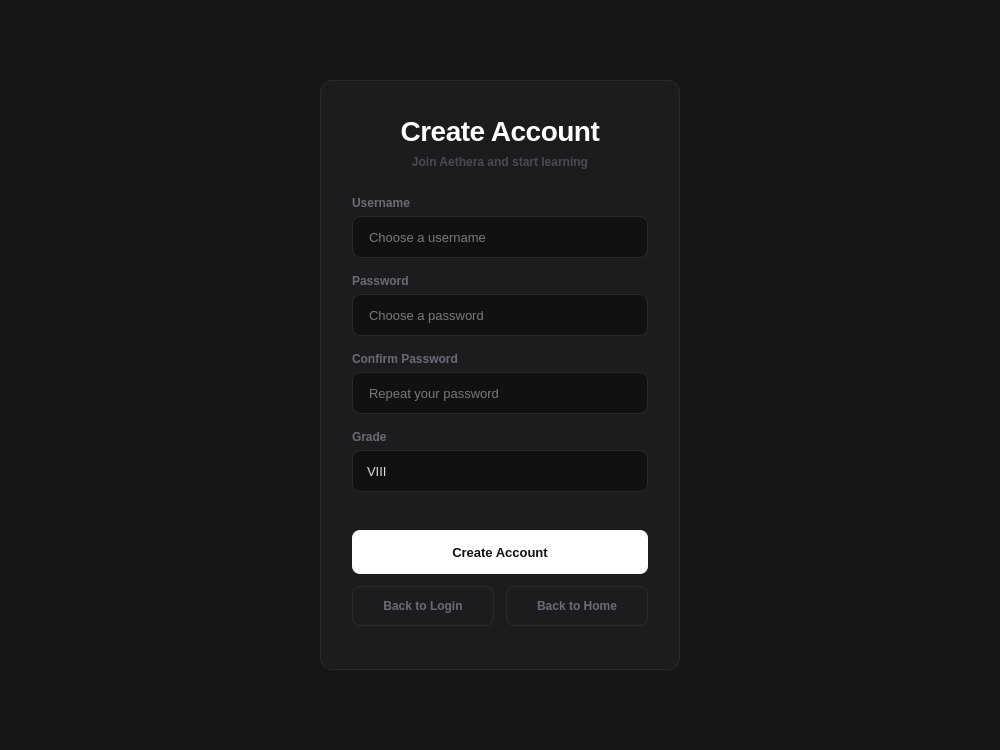
Before: the Qt Designer form src/ui/register/register.ui in DIDimov24/Aethera, drawn with Qt 5.
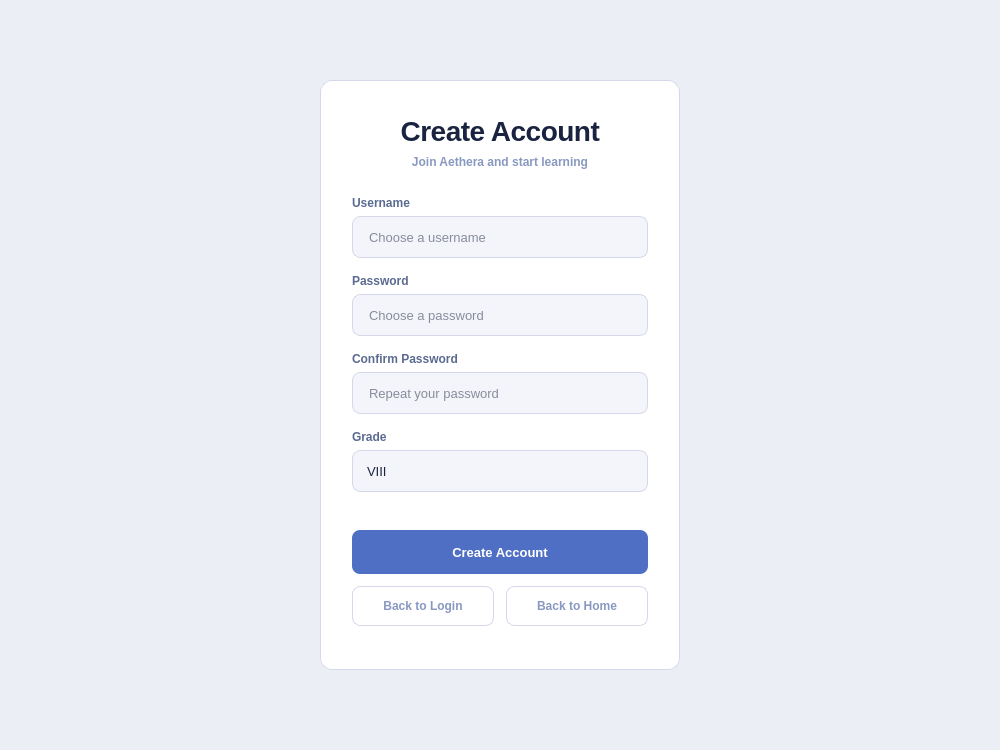
After: the same form once the commit is applied.

Commit message: Change color palette and fix ui bugs, close #26

```diff
--- a/src/ui/register/register.ui
+++ b/src/ui/register/register.ui
@@ -29,21 +29,21 @@
    <property name="styleSheet">
     <string notr="true">
 QWidget#centralwidget {
-    background-color: #161618;
+    background-color: #eceef5;
 }
 QWidget#card {
-    background-color: #1c1c1f;
+    background-color: #ffffff;
     border-radius: 12px;
-    border: 1px solid #2a2a2d;
+    border: 1px solid #d4d8ea;
 }
 QLabel#labelTitle {
-    color: #ffffff;
+    color: #1a2440;
     font-size: 28px;
     font-weight: 700;
     letter-spacing: -0.5px;
 }
 QLabel#labelSubtitle {
-    color: #4a4a52;
+    color: #8898c0;
     font-size: 12px;
     font-weight: 500;
 }
@@ -51,20 +51,20 @@
 QLabel#labelPassword,
 QLabel#labelConfirm,
 QLabel#labelGrade {
-    color: #6b6b76;
+    color: #5a6a90;
     font-size: 12px;
     font-weight: 500;
 }
 QLineEdit#inputUsername,
 QLineEdit#inputPassword,
 QLineEdit#inputConfirm {
-    background-color: #111113;
-    color: #e0e0e4;
+    background-color: #f4f5fa;
+    color: #1a2440;
     font-size: 13px;
-    border: 1px solid #2a2a2d;
+    border: 1px solid #d4d8ea;
     border-radius: 8px;
     padding: 10px 14px;
-    selection-background-color: #3a3a3e;
+    selection-background-color: #b0bcd8;
 }
 QLineEdit#inputUsername:focus,
 QLineEdit#inputPassword:focus,
@@ -73,10 +73,10 @@
     background-color: #161618;
 }
 QComboBox#comboGrade {
-    background-color: #111113;
-    color: #e0e0e4;
+    background-color: #f4f5fa;
+    color: #1a2440;
     font-size: 13px;
-    border: 1px solid #2a2a2d;
+    border: 1px solid #d4d8ea;
     border-radius: 8px;
     padding: 10px 14px;
 }
@@ -90,16 +90,16 @@
     border: none;
 }
 QComboBox QAbstractItemView {
-    background-color: #1c1c1f;
-    color: #e0e0e4;
-    border: 1px solid #2a2a2d;
-    selection-background-color: #2a2a2d;
-    selection-color: #ffffff;
+    background-color: #ffffff;
+    color: #1a2440;
+    border: 1px solid #d4d8ea;
+    selection-background-color: #eef1fb;
+    selection-color: #1a2440;
     outline: none;
 }
 QPushButton#buttonCreate {
-    background-color: #ffffff;
-    color: #111113;
+    background-color: #4f6fc4;
+    color: #ffffff;
     font-size: 13px;
     font-weight: 600;
     border: none;
@@ -114,10 +114,10 @@
 }
 QPushButton#buttonBack {
     background-color: transparent;
-    color: #6b6b76;
+    color: #8898c0;
     font-size: 12px;
     font-weight: 500;
-    border: 1px solid #2a2a2d;
+    border: 1px solid #d4d8ea;
     border-radius: 8px;
     padding: 12px;
 }
@@ -128,10 +128,10 @@
 }
 QPushButton#buttonBackHome {
     background-color: transparent;
-    color: #6b6b76;
+    color: #8898c0;
     font-size: 12px;
     font-weight: 500;
-    border: 1px solid #2a2a2d;
+    border: 1px solid #d4d8ea;
     border-radius: 8px;
     padding: 12px;
 }
@@ -141,11 +141,11 @@
     border-color: #3a3a3e;
 }
 QLabel#labelError {
-    color: #e05555;
+    color: #c0392b;
     font-size: 12px;
 }
 QLabel#labelSuccess {
-    color: #3dd68c;
+    color: #2a6a20;
     font-size: 12px;
 }
     </string>
@@ -289,29 +289,10 @@
      </property>
     </widget>
     <widget class="QComboBox" name="comboGrade">
-     <property name="geometry">
-      <rect>
-       <x>32</x>
-       <y>370</y>
-       <width>296</width>
-       <height>42</height>
-      </rect>
-     </property>
-     <item>
-      <property name="text">
-       <string>VIII</string>
-      </property>
-     </item>
-     <item>
-      <property name="text">
-       <string>IX</string>
-      </property>
-     </item>
-     <item>
-      <property name="text">
-       <string>X</string>
-      </property>
-     </item>
+     <property name="geometry"><rect><x>32</x><y>370</y><width>296</width><height>42</height></rect></property>
+     <item><property name="text"><string>VIII</string></property></item>
+     <item><property name="text"><string>IX</string></property></item>
+     <item><property name="text"><string>X</string></property></item>
     </widget>
     <widget class="QLabel" name="labelError">
      <property name="geometry">
```
Left out of the diff: 239 changed lines with no effect on the pictures. The commit also changes 22 other files.
